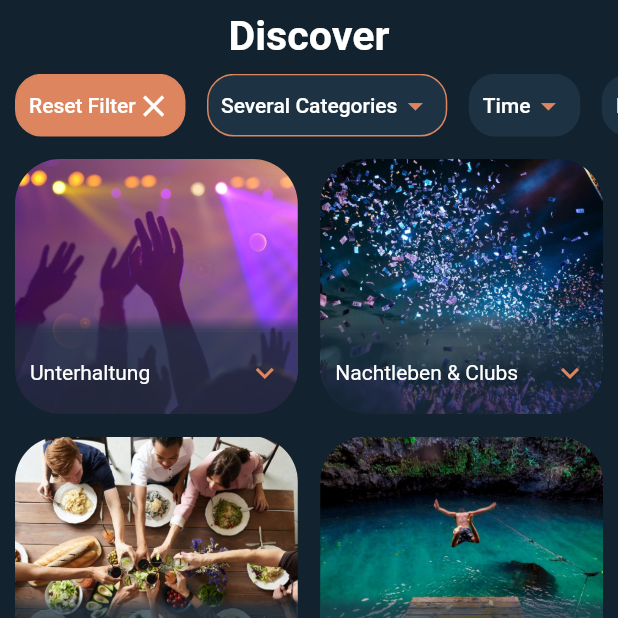
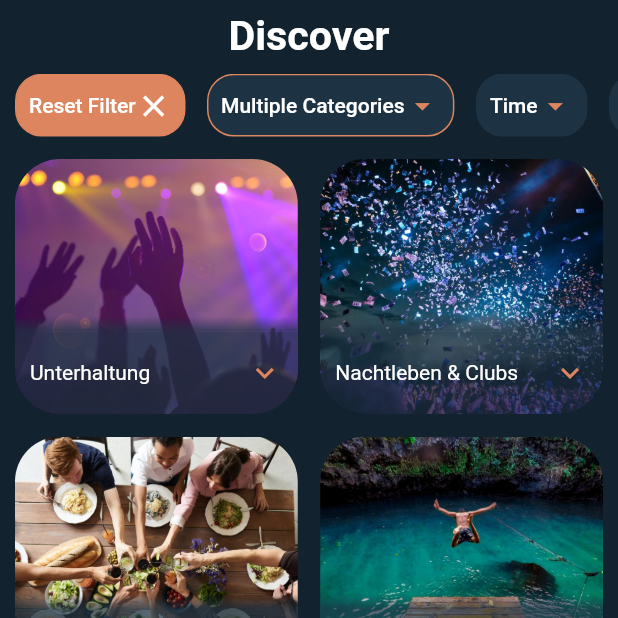
Before and after one commit to Qaiser926/main, a Flutter app: the InitialSearchPage screen opened directly, after a tap on "Unterhaltung", after a tap on "Nachtleben & Clubs", on a phone screen of 412 x 824 dp, the top half of it. Run offline on Flutter 3.47's test engine with Material 2 defaults, Android fonts, the phone set to English and light mode, and no system bars; our stand-ins replace carousel_slider, flutter_map, flutter_screenutil, flutter_svg, freezed_annotation, geolocator and 8 more; missing offline and left inert: add_2_calendar, amplify_api, amplify_auth_cognito, amplify_flutter, instant, maps_launcher; generated files the repository leaves out were written again.

Commit message:
final changes category filter

```diff
--- a/lib/core/favourites/favourite_screen.dart
+++ b/lib/core/favourites/favourite_screen.dart
@@ -51,7 +51,9 @@ class _FavouritePageState extends State<FavouritePage>
   @override
   Widget build(BuildContext context) {
     Widget body = getLoggedInSensitiveBody(
-        isLoggedIn: isLoggedIn, loggedInWidget: getLoggedInBody());
+        isLoggedIn: isLoggedIn,
+        loggedInWidget: getLoggedInBody(),
+        context: context);
     super.build(context);
     return
         // KeepAlive(
--- a/lib/core/profile/profile.dart
+++ b/lib/core/profile/profile.dart
@@ -45,7 +45,7 @@ class _ProfilePageState extends State<ProfilePage> {
             size: 24.h,
           ));
     } else {
-      body = getNotLoggedIn();
+      body = getNotLoggedIn(context: context);
       appBarAction = SizedBox();
     }
 
--- a/lib/widgets/category_filter/category_filter.dart
+++ b/lib/widgets/category_filter/category_filter.dart
@@ -148,7 +148,7 @@ String getCategoryCaption(
   } else {
     Map<String, List<String>> categorySubcategoryMap =
         categoryIdToSubcategoryIds;
-    String caption = "Several Categories";
+    String caption = AppLocalizations.of(context)!.severalCategories;
     for (MapEntry<String, List<String>> item
         in categorySubcategoryMap.entries) {
       for (var i = 0; i < subcategoryIds.length; i++) {
@@ -158,8 +158,8 @@ String getCategoryCaption(
                   context, item.key);
 
           if (tempCaption != caption) {
-            if (caption != "Several Categories") {
-              return "Several Categories";
+            if (caption != AppLocalizations.of(context)!.severalCategories) {
+              return AppLocalizations.of(context)!.severalCategories;
             } else {
               caption = tempCaption;
             }
```
Also changed, not shown: lib/widgets/not_logged_in.dart (+7 -4 lines).
